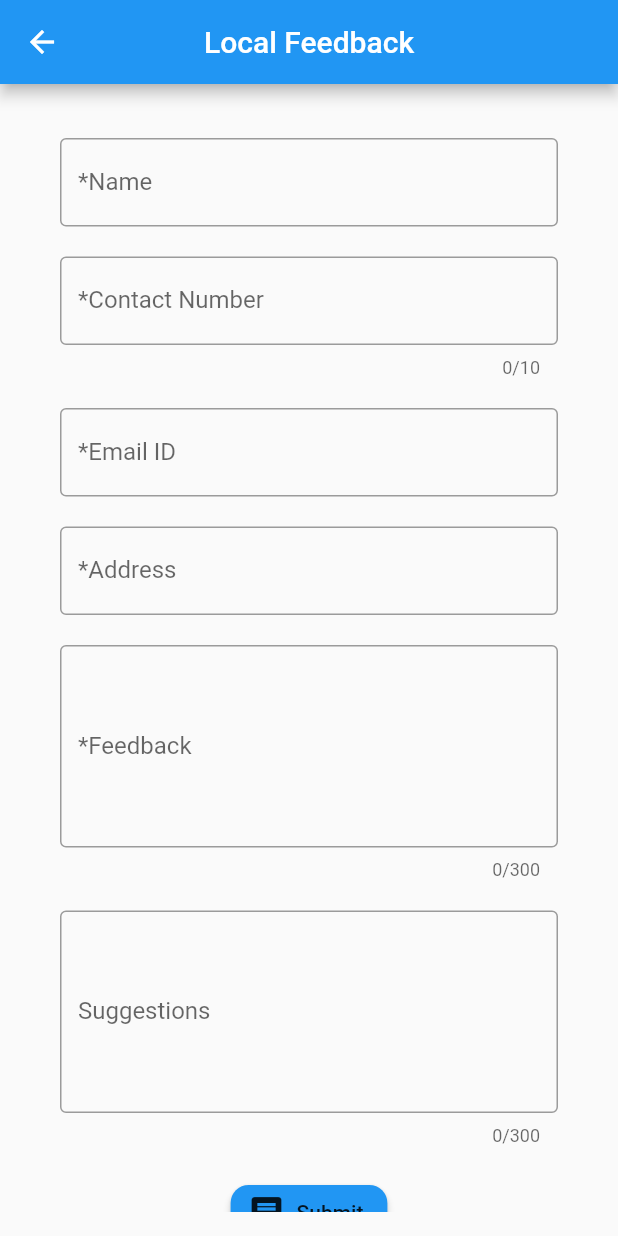
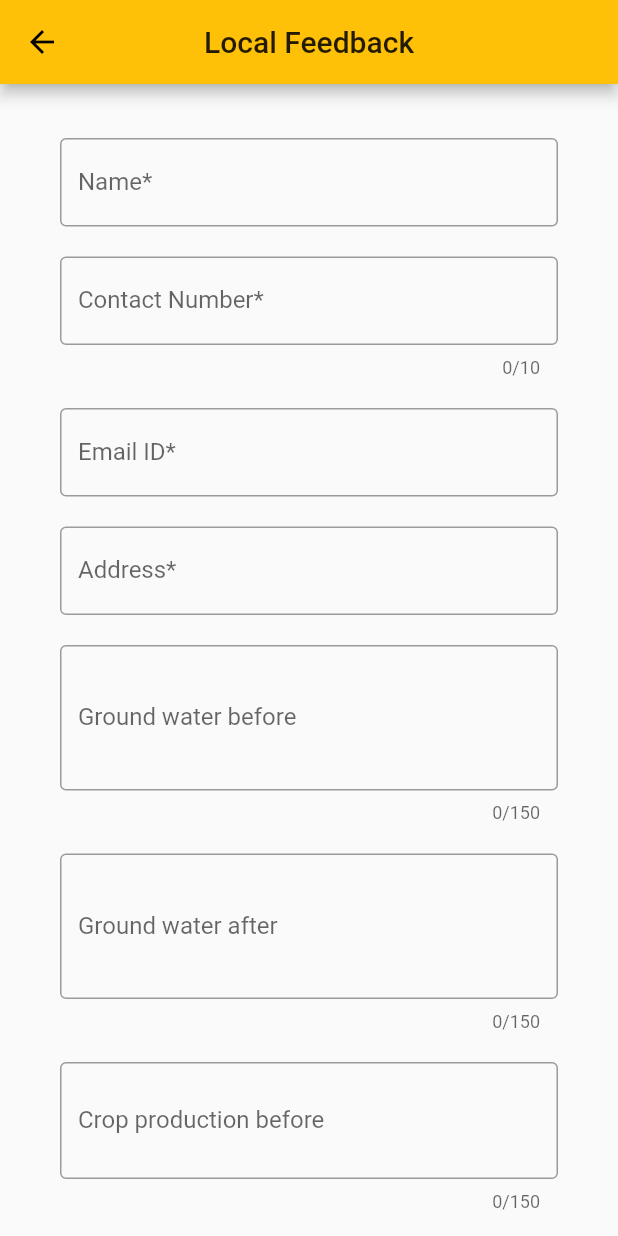
Before and after one commit to rushilshah23/AOL-Local-Feedback, a Flutter app: the LocalFeedback screen opened directly, on a phone screen of 412 x 824 dp. Run offline on Flutter 3.47's test engine with Material 2 defaults, Android fonts, the phone set to English and light mode, and no system bars; our stand-ins replace firebase_database; accounts and stored records are empty.

Commit message:
minor changes left

```diff
--- a/lib/feedback.dart
+++ b/lib/feedback.dart
@@ -32,6 +32,11 @@ class _LocalFeedbackState extends State<LocalFeedback> {
   TextEditingController _suggestions = new TextEditingController();
   TextEditingController _ratings = new TextEditingController();
   TextEditingController _address = new TextEditingController();
+  TextEditingController _groundWater1 = new TextEditingController();
+  TextEditingController _groundWater2 = new TextEditingController();
+  TextEditingController _crop1 = new TextEditingController();
+
+  TextEditingController _crop2 = new TextEditingController();
 
   final GlobalKey<FormState> _formKey = GlobalKey<FormState>();
 
@@ -52,6 +57,10 @@ class _LocalFeedbackState extends State<LocalFeedback> {
       'address': _address.text,
       'feedback': _feedback.text,
       'suggestions': _suggestions.text,
+      'ground water before': _groundWater1.text,
+      'ground water after': _groundWater2.text,
+      'crop production before': _crop1.text,
+      'crop production after': _crop2.text,
       'timestamp': new DateFormat.yMd().add_jm().format(new DateTime.now()),
     });
   }
@@ -196,7 +205,7 @@ class _LocalFeedbackState extends State<LocalFeedback> {
       maxLength: maxlen,
       controller: controllername,
       decoration: InputDecoration(
-          labelText: compulsory + decorationText,
+          labelText: decorationText + compulsory,
           border: OutlineInputBorder(),
           hintText: 'Enter your $decorationText'),
       cursorWidth: 2,
@@ -266,6 +275,46 @@ class _LocalFeedbackState extends State<LocalFeedback> {
                         height: 20,
                       ),
                       fields(
+                          decorationText: "Ground water before",
+                          controllername: _groundWater1,
+                          // validateFunction: feedbackValidator,
+                          maxlen: 150,
+                          maxlines: 3,
+                          compulsory: ""),
+                      SizedBox(
+                        height: 20,
+                      ),
+                      fields(
+                          decorationText: "Ground water after",
+                          controllername: _groundWater2,
+                          // validateFunction: feedbackValidator,
+                          maxlen: 150,
+                          maxlines: 3,
+                          compulsory: ""),
+                      SizedBox(
+                        height: 20,
+                      ),
+                      fields(
+                          decorationText: "Crop production before",
+                          controllername: _crop1,
+                          // validateFunction: feedbackValidator,
+                          maxlen: 150,
+                          maxlines: 2,
+                          compulsory: ""),
+                      SizedBox(
+                        height: 20,
+                      ),
+                      fields(
+                          decorationText: "Crop production after",
+                          controllername: _crop2,
+                          // validateFunction: feedbackValidator,
+                          maxlen: 150,
+                          maxlines: 2,
+                          compulsory: ""),
+                      SizedBox(
+                        height: 20,
+                      ),
+                      fields(
                           decorationText: "Feedback",
                           controllername: _feedback,
                           validateFunction: feedbackValidator,
@@ -287,14 +336,21 @@ class _LocalFeedbackState extends State<LocalFeedback> {
                       ),
                       Builder(
                         builder: (BuildContext context) => Container(
+                          child: Container(
+                            decoration: BoxDecoration(
+                                gradient: LinearGradient(
+                                  begin: Alignment.centerLeft,
+                                  end: Alignment.centerRight,
+                                  colors: [
+                                    const Color(0xFFFF8F00),
+                                    const Color(0xFFFFc107)
+                                  ],
+                                ),
+                                borderRadius: BorderRadius.circular(12.0)),
                             child: RaisedButton.icon(
-                              shape: RoundedRectangleBorder(
-                                borderRadius: BorderRadius.circular(12.0),
-                              ),
+                                color: Colors.transparent,
                                 icon: Icon(Icons.comment),
                                 label: Text('Submit'),
-                              color: Colors.blue,
-                              colorBrightness: Brightness.light,
                                 onPressed: () {
                                   if (_formKey.currentState.validate()) {
                                     try {
@@ -308,12 +364,18 @@ class _LocalFeedbackState extends State<LocalFeedback> {
                                       _ratings.clear();
                                       _address.clear();
                                       _showMyDialog();
+                                      _groundWater1.clear();
+                                      _groundWater2.clear();
+                                      _crop1.clear();
+                                      _crop2.clear();
 
                                       // Scaffold.of(context).showSnackBar(SnackBar(
                                       //     content: Text("Feedback recorded")));
                                     } catch (error) {
-                                    Scaffold.of(context).showSnackBar(SnackBar(
-                                        content: Text("Something went wrong")));
+                                      Scaffold.of(context).showSnackBar(
+                                          SnackBar(
+                                              content: Text(
+                                                  "Something went wrong")));
                                       return 'OOPS there was an error!';
                                     }
                                     return null;
@@ -327,6 +389,7 @@ class _LocalFeedbackState extends State<LocalFeedback> {
                                   }
                                 }),
                           ),
+                        ),
                       )
                     ],
                   ))
--- a/lib/main.dart
+++ b/lib/main.dart
@@ -13,7 +13,7 @@ class MyApp extends StatelessWidget {
     return MaterialApp(
       title: 'Flutter Demo',
       theme: ThemeData(
-        primarySwatch: Colors.blue,
+        primarySwatch: Colors.amber,
         visualDensity: VisualDensity.adaptivePlatformDensity,
       ),
       home: MyHomePage(title: 'Home Page'),
```
Lines whose indentation alone changed are shown as unchanged.
